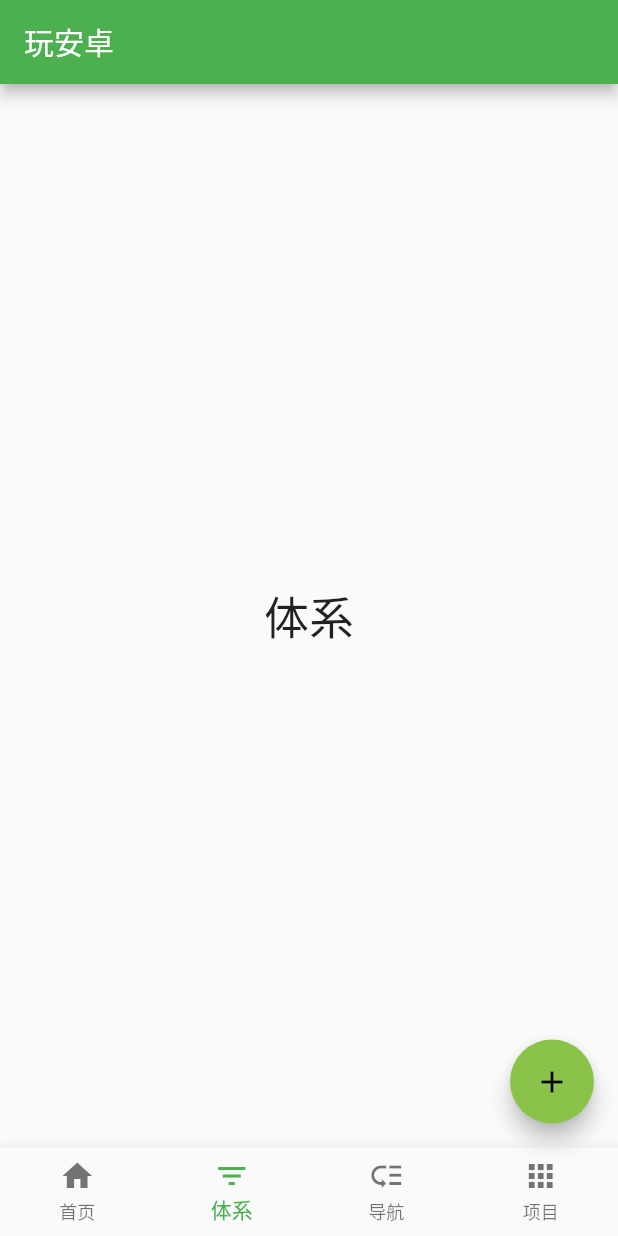
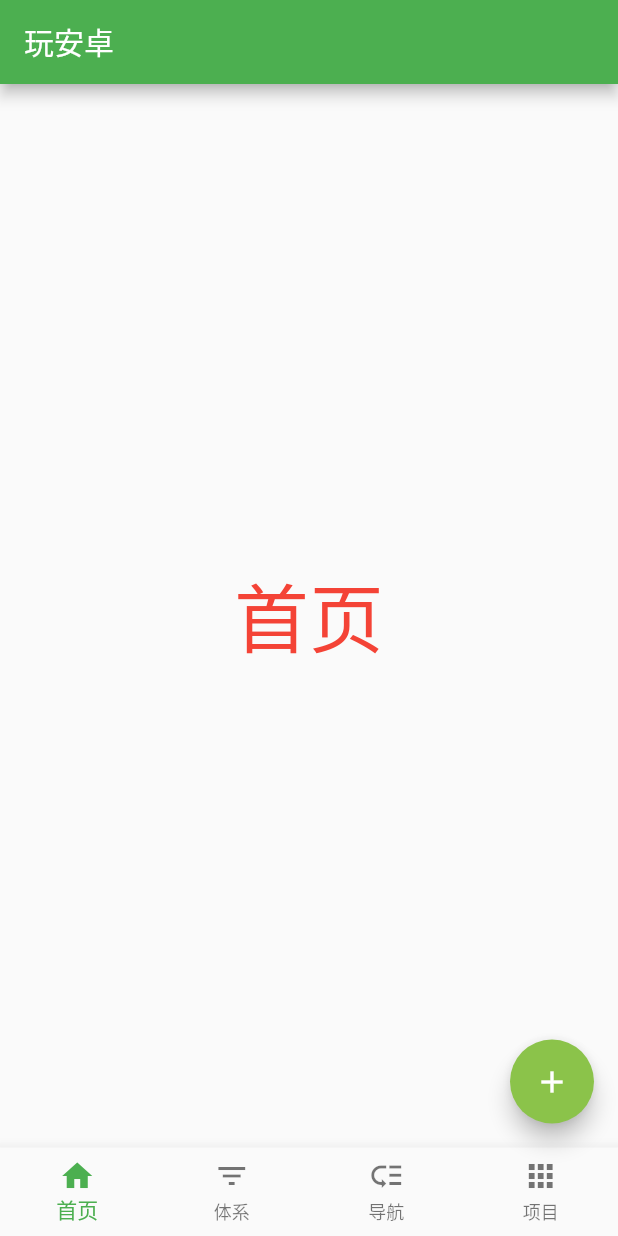
Before and after one commit to yechaoa/wanandroid_flutter, a Flutter app: the screen it shows after launch, on a phone screen of 412 x 824 dp. Run offline on Flutter 3.47's test engine with Material 2 defaults, Android fonts, the phone set to English and light mode, and no system bars; our stand-ins replace fluttertoast.

Commit message:
main框架搭建

```diff
--- a/lib/main.dart
+++ b/lib/main.dart
@@ -1,5 +1,9 @@
 import 'package:flutter/material.dart';
 import 'package:fluttertoast/fluttertoast.dart';
+import 'package:wanandroid_flutter/pages/homePage.dart';
+import 'package:wanandroid_flutter/pages/naviPage.dart';
+import 'package:wanandroid_flutter/pages/projectPage.dart';
+import 'package:wanandroid_flutter/pages/treePage.dart';
 import 'package:wanandroid_flutter/res/colors.dart';
 import 'package:wanandroid_flutter/res/strings.dart';
 
@@ -15,7 +19,6 @@ class MyApp extends StatelessWidget {
         // This is the theme of your application.
 
 //        primarySwatch: Colors.blue,
-
         primaryColor: YColors.colorPrimary,
         primaryColorDark: YColors.colorPrimaryDark,
         accentColor: YColors.colorAccent,
@@ -36,24 +39,33 @@ class MyHomePage extends StatefulWidget {
 }
 
 class _MyHomePageState extends State<MyHomePage> {
-  int _selectedIndex = 1;
-  final _widgetOptions = [
-    Text('首页', style: TextStyle(fontSize: 30)),
-    Text('体系', style: TextStyle(fontSize: 30)),
-    Text('导航', style: TextStyle(fontSize: 30)),
-    Text('项目', style: TextStyle(fontSize: 30)),
+  int _selectedIndex = 0;
+
+  var _pageController = new PageController(initialPage: 0);
+
+  var pages = <Widget>[
+    HomePage(),
+    TreePage(),
+    NaviPage(),
+    ProjectPage(),
   ];
 
   @override
   Widget build(BuildContext context) {
-    // This method is rerun every time setState is called, for instance as done
-    // by the _incrementCounter method above.
     return Scaffold(
       appBar: AppBar(
         title: Text(YStrings.appName),
       ),
-      body: Center(
-        child: _widgetOptions.elementAt(_selectedIndex),
+//      body: Center(
+//        child: pages.elementAt(_selectedIndex),
+//      ),
+      body: new PageView.builder(
+        onPageChanged: _pageChange,
+        controller: _pageController,
+        itemCount: pages.length,
+        itemBuilder: (BuildContext context, int index) {
+          return pages.elementAt(_selectedIndex);
+        },
       ),
       bottomNavigationBar: BottomNavigationBar(
         items: <BottomNavigationBarItem>[
@@ -62,20 +74,25 @@ class _MyHomePageState extends State<MyHomePage> {
           BottomNavigationBarItem(icon: Icon(Icons.low_priority), title: Text(YStrings.navi)),
           BottomNavigationBarItem(icon: Icon(Icons.apps), title: Text(YStrings.project)),
         ],
-        currentIndex: _selectedIndex,
-        type: BottomNavigationBarType.fixed,
-        fixedColor: YColors.colorPrimary,
-        onTap: _onItemTapped,
+        currentIndex: _selectedIndex,//当前选中下标
+        type: BottomNavigationBarType.fixed,//显示模式
+        fixedColor: YColors.colorPrimary,//选中颜色
+        onTap: _onItemTapped, //点击事件
       ),
       floatingActionButton: FloatingActionButton(
         onPressed: showToast,
         tooltip: '点击选中最后一个',
-        child: Icon(Icons.add),
+        child: Icon(Icons.add,color: Colors.white),
       ),
     );
   }
 
   void _onItemTapped(int index) {
+    //bottomNavigationBar 和 PageView 关联
+    _pageController.animateToPage(index,duration: const Duration(milliseconds: 300), curve: Curves.ease);
+  }
+
+  void _pageChange(int index) {
     setState(() {
       _selectedIndex = index;
     });
--- /dev/null
+++ b/lib/pages/homePage.dart
@@ -0,0 +1,12 @@
+import 'package:flutter/material.dart';
+import 'package:wanandroid_flutter/res/strings.dart';
+
+class HomePage extends StatelessWidget {
+  @override
+  Widget build(BuildContext context) {
+    return new Center(
+      child: new Text(YStrings.home,
+          style: TextStyle(fontSize: 50, color: Colors.red)),
+    );
+  }
+}
```
Also changed, not shown: lib/pages/naviPage.dart (added, +12 -0 lines), lib/pages/projectPage.dart (added, +12 -0 lines), lib/pages/treePage.dart (added, +11 -0 lines).
